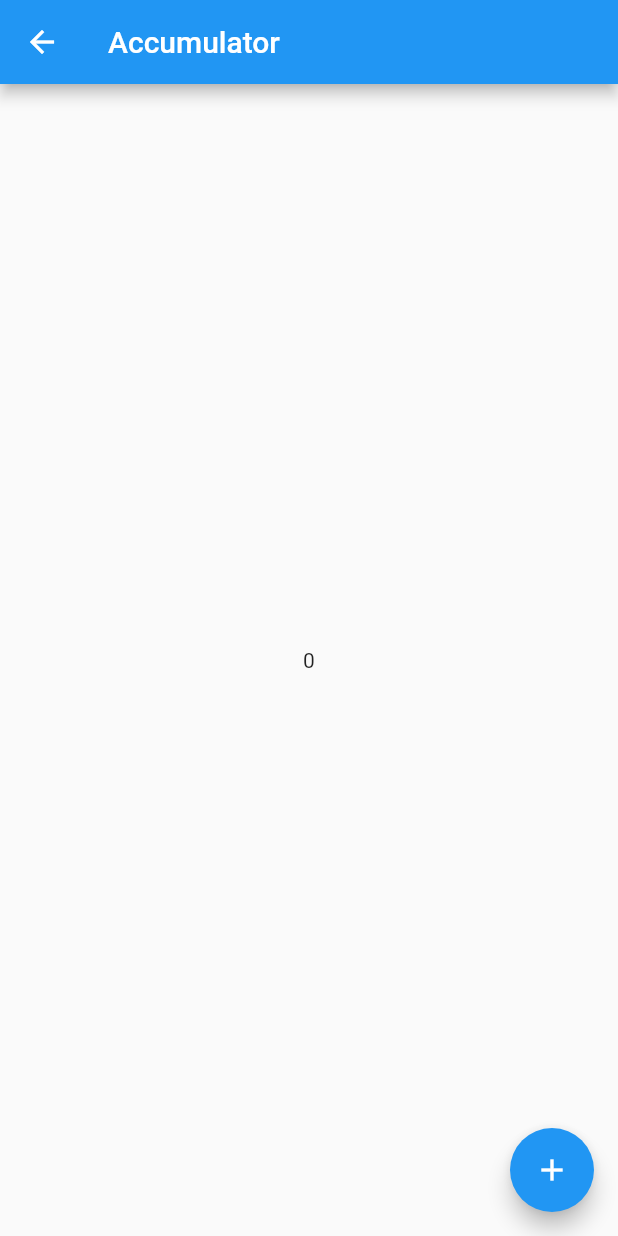
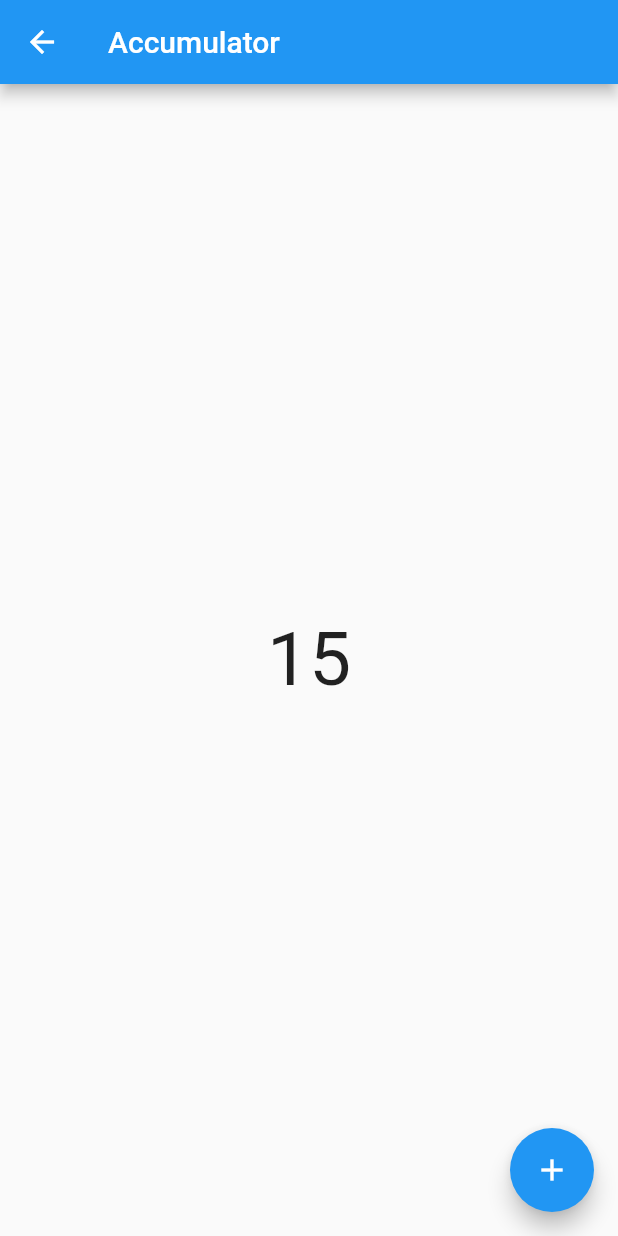
Before and after one commit to ChhailengTim/flutter_libraries, a Flutter app: the AccumulatorScreen screen opened by its route, after a tap on the "add" icon, on a phone screen of 412 x 824 dp. Run offline on Flutter 3.47's test engine with Material 2 defaults, Android fonts, the phone set to English and light mode, and no system bars; our stand-ins replace get.

Commit message:
fix accumulator

```diff
--- a/lib/class_a/view/accumulator.dart
+++ b/lib/class_a/view/accumulator.dart
@@ -5,24 +5,28 @@ class AccumulatorScreen extends StatefulWidget {
   const AccumulatorScreen({Key? key}) : super(key: key);
 
   @override
-  State<AccumulatorScreen> createState() => _AccumulatorScreenState();
+  _AccumulatorScreen createState() => _AccumulatorScreen();
 }
 
-class _AccumulatorScreenState extends State<AccumulatorScreen> {
+class _AccumulatorScreen extends State<AccumulatorScreen> {
+  Accumulator accumulator = Accumulator();
   @override
   Widget build(BuildContext context) {
-    Accumulator accumulator = Accumulator();
     return Scaffold(
-      appBar: AppBar(
-        title: Text(AppText().accumulator),
-      ),
+      appBar: AppBar(title: Text(AppText().accumulator)),
       body: Center(
-        child: Text('${accumulator.value}'),
-      ),
+          child: Center(
+        child: Text(
+          '${accumulator.value}',
+          style: const TextStyle(
+            fontSize: 50,
+          ),
+        ),
+      )),
       floatingActionButton: FloatingActionButton(
         onPressed: () {
           setState(() {
-            accumulator.increment(2);
+            accumulator.increment(15);
           });
         },
         child: const Icon(Icons.add),
@@ -30,17 +34,6 @@ class _AccumulatorScreenState extends State<AccumulatorScreen> {
     );
   }
 }
-
-// class Accumulator {
-//   int get value => _value;
-//   int _value;
-//   Accumulator([this._value = 0]);
-
-//   void increment(int addend) {
-//     assert(addend >= 0);
-//     _value += addend;
-//   }
-// }
 
 class Accumulator {
   ///[Accumulator] may be initialized with a specified value, otherwise, it will
```
